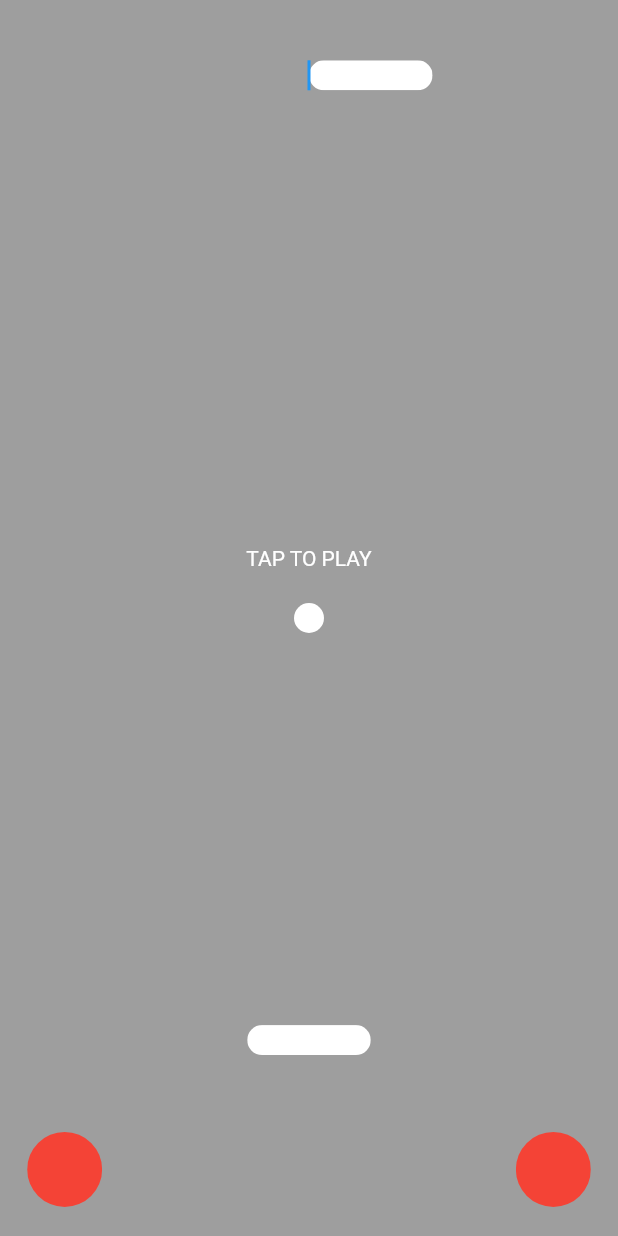
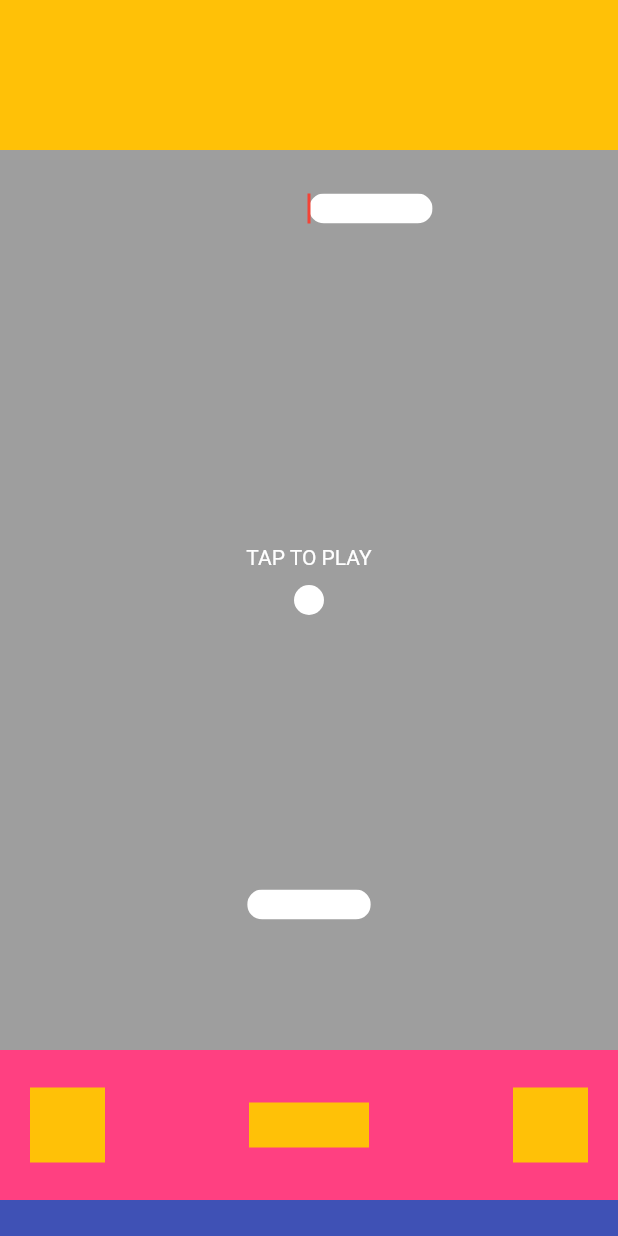
Before and after one commit to Gut333/pong_game, a Flutter app: the screen it shows after launch, on a phone screen of 412 x 824 dp. Run offline on Flutter 3.47's test engine with Material 2 defaults, Android fonts, the phone set to English and light mode, and no system bars.

Commit message:
Added Player Joystick idea

```diff
--- a/lib/home_page.dart
+++ b/lib/home_page.dart
@@ -23,20 +23,18 @@ class _HomePageState extends State<HomePage> {
   double ballY = 0;
   var ballYDirection = Direction.DOWN;
   var ballXDirection = Direction.LEFT;
-  double buttonLeftPositionX = -0.90;
-  double buttonLeftPositionY = 0.95;
-  double buttonRightPositionX = 0.90;
-  double buttonRightPositionY = 0.95;
+
   double enemyBrickPositionY = -0.9;
   double playerBrickPositionY = 0.7;
 
   void startGame(){
     gameHasStarted = true;
-    Timer.periodic(Duration(milliseconds: 3), (timer) {
+    Timer.periodic(const Duration(milliseconds: 3), (timer) {
       setState(() {
         updateDirection();
         moveBall();
         enemyMovement();
+        //automaticPlayerMovement();
 
         if(isPlayerDead()){
           timer.cancel();
@@ -80,11 +78,22 @@ class _HomePageState extends State<HomePage> {
 
     void enemyMovement () {
     setState(() {
-      enemyX = ballX ;
+      enemyX = ballX;
 
     });
 
   }
+
+
+      void automaticPlayerMovement () {
+    setState(() {
+      playerX = ballX ;
+
+    });
+
+  }
+
+
 
 
   void updateDirection (){
@@ -148,7 +157,11 @@ class _HomePageState extends State<HomePage> {
 
   @override
   Widget build(BuildContext context) {
-    return Scaffold(
+    return SafeArea(
+      child: Container(
+        color: Colors.amber,
+        height: 600,
+        child: Scaffold(
           backgroundColor: Colors.grey,
           body: Center(
             child: Stack(
@@ -166,10 +179,9 @@ class _HomePageState extends State<HomePage> {
                   ),
                 Ball(x: ballX , y: ballY),
                 _brickReferenceTest(),
-
-            Button(x: buttonLeftPositionX, y: buttonLeftPositionY,onTapp: playerMoveLeft,),
-            Button(x: buttonRightPositionX, y: buttonRightPositionY,onTapp: playerMoveRight,),
               ],
+            ),
+          ),
         ),
       ),
     );
@@ -183,7 +195,7 @@ class _HomePageState extends State<HomePage> {
               child: Container(
                 width: 2,
                 height: 20,
-                color: Colors.blue,
+                color: Colors.red,
               ),
             );
   }
--- a/lib/main.dart
+++ b/lib/main.dart
@@ -1,5 +1,7 @@
 import 'package:flutter/material.dart';
+import 'package:pong_game/button_component.dart';
 import 'package:pong_game/home_page.dart';
+import 'package:pong_game/player_joystick_component.dart';
 
 void main() {
   runApp(const MyApp());
@@ -12,7 +14,38 @@ class MyApp extends StatelessWidget {
   Widget build(BuildContext context) {
     return MaterialApp(
       debugShowCheckedModeBanner: false,
-      home: HomePage(),
+      home: MainPage(),
     );
   }
 }
+
+class MainPage extends StatefulWidget {
+  const MainPage({super.key});
+
+  @override
+  State<MainPage> createState() => _MainPageState();
+}
+
+class _MainPageState extends State<MainPage> {
+
+  // double buttonLeftPositionX = -0.90;
+  // double buttonLeftPositionY = 0.95;
+  // double buttonRightPositionX = 0.90;
+  // double buttonRightPositionY = 0.95;
+
+  @override
+  Widget build(BuildContext context) {
+    return Scaffold(
+      backgroundColor: Colors.indigo,
+      body: Column(
+        children: [
+          Container(height: 100,color: Colors.amber,),
+          HomePage(),
+          PlayerJoystick(),
+          ]),
+
+
+
+    );
+  }
+}
--- /dev/null
+++ b/lib/player_joystick_component.dart
@@ -0,0 +1,62 @@
+import 'package:flutter/material.dart';
+import 'package:pong_game/button_component.dart';
+
+class PlayerJoystick extends StatelessWidget {
+
+
+
+
+  @override
+  Widget build(BuildContext context) {
+    return Container(
+      child: _body(),
+
+
+    );
+  }
+
+  Widget _body(){
+    return Container(
+      height: 100,
+      width: double.infinity,
+      color: Colors.pinkAccent,
+      child: Row(
+        mainAxisAlignment: MainAxisAlignment.spaceBetween,
+        children: [
+        _button(),
+        _startButton(),
+        _button(),
+
+
+      ]),
+
+
+    );
+  }
+
+  Widget _button(){
+    return Padding(
+      padding: const EdgeInsets.all(20.0),
+      child: Container(
+        height: 50,
+        width: 50,
+        color: Colors.amber,
+      ),
+    );
+  }
+
+  Widget _startButton(){
+    return Padding(
+      padding: const EdgeInsets.all(20.0),
+      child: Container(
+        height: 30,
+        width: 80,
+        color: Colors.amber,
+      ),
+    );
+  }
+
+
+
+
+}
```
Lines whose indentation alone changed are shown as unchanged.
